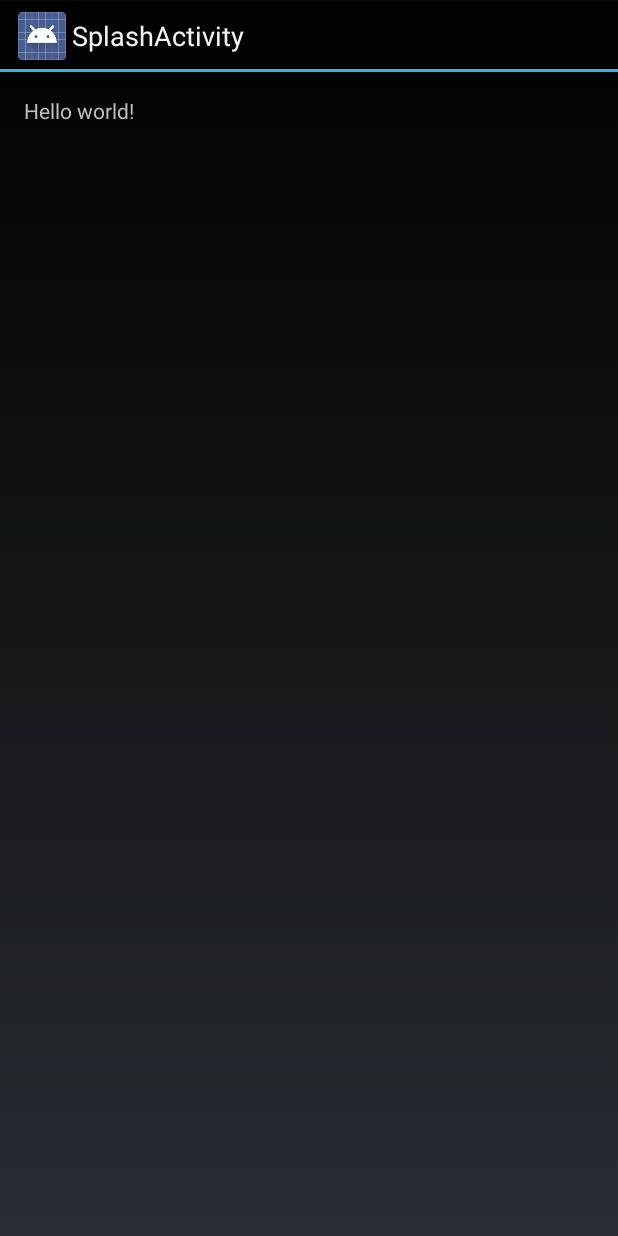
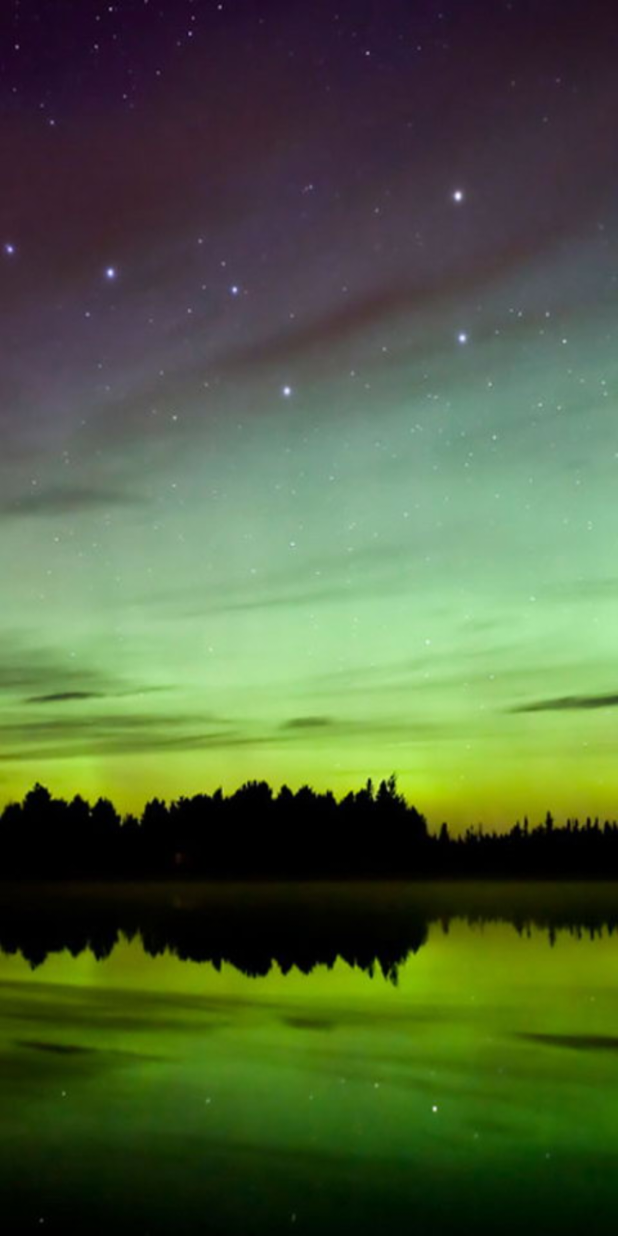
Before and after one commit to stellasu/Find-Me, an Android app: the SplashActivity screen opened directly, with no data from a screen before it, on a phone screen of 412 x 824 dp. Run offline under Robolectric (Android 15) with nearby library versions, the phone set to English and light mode, and no system bars.

Commit message:
not to display title bar on splash screen

```diff
--- a/app/src/main/AndroidManifest.xml
+++ b/app/src/main/AndroidManifest.xml
@@ -31,7 +31,8 @@
         </activity>
         <activity
             android:name=".SplashActivity"
-            android:label="@string/title_activity_splash" >
+            android:label="@string/app_name"
+            android:theme="@android:style/Theme.Black.NoTitleBar">
             <intent-filter>
                 <action android:name="android.intent.action.MAIN" />
 
--- a/app/src/main/java/com/example/biyaosu/findme/SplashActivity.java
+++ b/app/src/main/java/com/example/biyaosu/findme/SplashActivity.java
@@ -6,6 +6,8 @@ import android.os.Handler;
 import android.view.Menu;
 import android.view.MenuItem;
 import android.content.Intent;
+import android.view.Window;
+import android.view.WindowManager;
 
 
 public class SplashActivity extends Activity {
--- a/app/src/main/res/layout/activity_splash.xml
+++ b/app/src/main/res/layout/activity_splash.xml
@@ -1,12 +1,8 @@
 <RelativeLayout xmlns:android="http://schemas.android.com/apk/res/android"
-    xmlns:tools="http://schemas.android.com/tools" android:layout_width="match_parent"
-    android:layout_height="match_parent" android:paddingLeft="@dimen/activity_horizontal_margin"
-    android:paddingRight="@dimen/activity_horizontal_margin"
-    android:paddingTop="@dimen/activity_vertical_margin"
-    android:paddingBottom="@dimen/activity_vertical_margin"
+    xmlns:tools="http://schemas.android.com/tools"
+    android:layout_width="match_parent"
+    android:layout_height="match_parent"
+    android:background="@drawable/background"
     tools:context="com.example.biyaosu.findme.SplashActivity">
 
-    <TextView android:text="@string/hello_world" android:layout_width="wrap_content"
-        android:layout_height="wrap_content" />
-
 </RelativeLayout>
```
Also changed, not shown: app/src/main/res/drawable/background.jpg (added).
